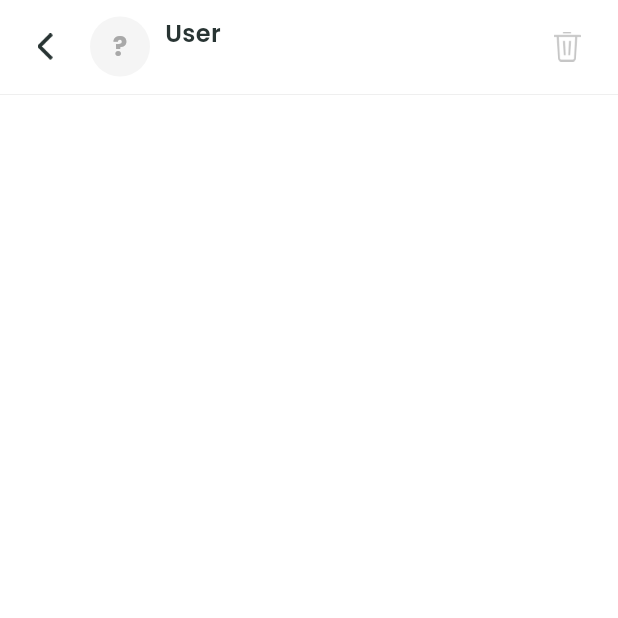
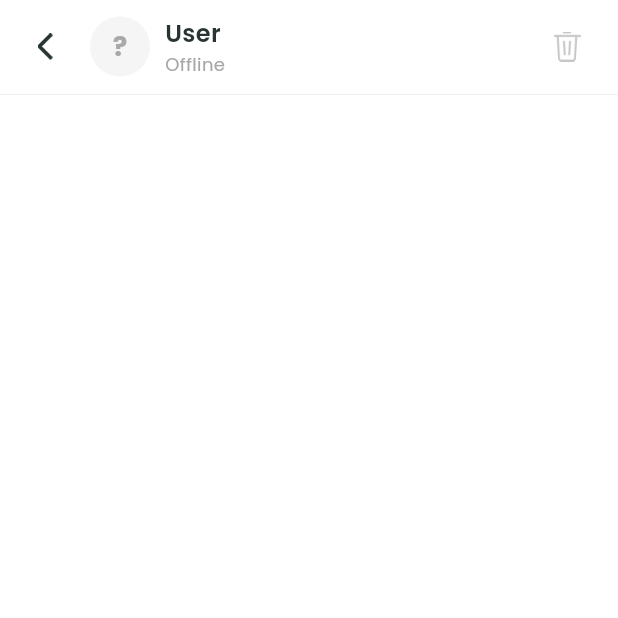
Before and after one commit to ravenclawcode/vida-digital-app, a Flutter app: the ChatMessageScreen screen opened by its route, on a phone screen of 412 x 824 dp, the top half of it. Run offline on Flutter 3.47's test engine with Material 3 defaults, Android fonts, the phone set to English and light mode, and no system bars; our stand-ins replace audio_service, fl_chart, flutter_local_notifications, flutter_timezone, google_fonts, image_picker and 6 more; accounts and stored records are empty.

Commit message:
update code

```diff
--- a/lib/providers/private_chat_provider.dart
+++ b/lib/providers/private_chat_provider.dart
@@ -125,12 +125,36 @@ class PrivateChatProvider with ChangeNotifier {
 
   void startPolling(String otherUserId) {
     _timer?.cancel();
-    _timer = Timer.periodic(const Duration(seconds: 3), (timer) {
-      loadMessages(otherUserId);
+    _timer = Timer.periodic(const Duration(seconds: 10), (timer) async {
+      await loadMessages(otherUserId);
+      await loadContacts();
+      notifyListeners();
     });
   }
 
   void stopPolling() {
     _timer?.cancel();
   }
+
+  Map<String, dynamic>? getContactStatus(String userId) {
+    try {
+      return contacts.firstWhere(
+        (c) => c['id'].toString() == userId.toString(),
+      );
+    } catch (_) {
+      return null;
+    }
+  }
+
+  void startGlobalContactsPolling() {
+    _timer?.cancel();
+    _timer = Timer.periodic(const Duration(seconds: 5), (timer) {
+      loadContacts();
+    });
+  }
+
+  void clearMessages() {
+  _messages = [];
+  notifyListeners();
 }
+}
--- a/lib/screens/chat/chat_message_screen.dart
+++ b/lib/screens/chat/chat_message_screen.dart
@@ -61,12 +61,16 @@ class _ChatMessageScreenState extends State<ChatMessageScreen>
         ModalRoute.of(context)?.settings.arguments as Map<String, dynamic>?;
 
     if (args != null && receiverId == null) {
+      Future.microtask(() {
+        _chatProvider.clearMessages();
+      });
+
       setState(() {
-        receiverId = args['id'];
+        receiverId = args['id']?.toString();
         receiverName = args['username'];
-        isOnline = args['is_online'] ?? false;
+        profilePhotoUrl = args['profile_photo_url'];
+        isOnline = args['is_online'] == true || args['is_online'] == 1;
         lastSeenDisplay = args['last_seen_display'];
-        profilePhotoUrl = args['profile_photo_url'];
       });
 
       if (receiverId != null) {
@@ -116,17 +120,26 @@ class _ChatMessageScreenState extends State<ChatMessageScreen>
             SizedBox(height: 25),
             if (!isDeleted)
               ListTile(
-                leading: Icon(Icons.copy),
-                title: Text('Salin Pesan'),
+                visualDensity: VisualDensity(vertical: -2),
+                leading: Image.asset(icCopyText, height: 22),
+                title: Text('Salin Pesan', style: AppTextStyles.optionChat),
+                focusColor: Colors.transparent,
+                hoverColor: Colors.transparent,
                 onTap: () {
                   Clipboard.setData(ClipboardData(text: msg.message));
                   Navigator.pop(context);
                 },
               ),
-
             ListTile(
-              leading: Icon(Icons.delete_outline),
-              title: Text('Hapus untuk saya'),
+              visualDensity: VisualDensity(vertical: -2),
+              leading: Image.asset(
+                icDelete,
+                height: 22,
+                color: AppColors.textPrimary,
+              ),
+              title: Text('Hapus untuk saya', style: AppTextStyles.optionChat),
+              focusColor: Colors.transparent,
+              hoverColor: Colors.transparent,
               onTap: () {
                 Navigator.pop(context);
                 _chatProvider.deleteSingleMessage(
@@ -136,14 +149,18 @@ class _ChatMessageScreenState extends State<ChatMessageScreen>
                 );
               },
             ),
-
             if (isMe && !isDeleted)
               ListTile(
-                leading: Icon(Icons.delete_forever, color: Colors.red),
+                visualDensity: VisualDensity(vertical: -2),
+                leading: Image.asset(icDelete, height: 22),
                 title: Text(
                   'Hapus untuk semua',
-                  style: TextStyle(color: Colors.red),
+                  style: AppTextStyles.optionChat.copyWith(
+                    color: Color(0xFFEA4335),
                   ),
+                ),
+                focusColor: Colors.transparent,
+                hoverColor: Colors.transparent,
                 onTap: () {
                   Navigator.pop(context);
                   _chatProvider.deleteSingleMessage(
@@ -267,41 +284,30 @@ class _ChatMessageScreenState extends State<ChatMessageScreen>
     required String icon,
     required VoidCallback onTap,
   }) {
-    final contactIndex = _chatProvider.contacts.indexWhere(
-      (c) => c['id'].toString() == receiverId,
-    );
+    return Consumer<PrivateChatProvider>(
+      builder: (context, provider, child) {
+        final contact = provider.getContactStatus(receiverId ?? '');
 
-    bool currentOnline;
-    String statusText;
+        bool currentOnline = contact != null
+            ? (contact['is_online'] == true || contact['is_online'] == 1)
+            : isOnline;
 
-    if (contactIndex != -1) {
-      final contact = _chatProvider.contacts[contactIndex];
-      currentOnline = contact['is_online'] == true || contact['is_online'] == 1;
-      statusText = currentOnline
+        String statusText = currentOnline
             ? 'Online'
-          : (contact['last_seen_display'] ?? '');
-    } else {
-      currentOnline = isOnline;
-      statusText = currentOnline ? 'Online' : (lastSeenDisplay ?? '');
-    }
+            : (contact?['last_seen_display'] ?? lastSeenDisplay ?? 'Offline');
+
+        bool canDelete = provider.messages.isNotEmpty;
 
         return Padding(
-      padding: EdgeInsets.symmetric(horizontal: 25),
+          padding: const EdgeInsets.symmetric(horizontal: 25),
           child: Row(
             children: [
-          InkWell(
-            focusColor: Colors.transparent,
-            hoverColor: Colors.transparent,
-            highlightColor: Colors.transparent,
-            overlayColor: WidgetStateProperty.all(Colors.transparent),
-            onTap: onTap,
-            child: Image.asset(icon, width: 10),
-          ),
-          SizedBox(width: 25),
+              InkWell(onTap: onTap, child: Image.asset(icon, width: 10)),
+              const SizedBox(width: 25),
               Container(
                 width: 40,
                 height: 40,
-            decoration: BoxDecoration(
+                decoration: const BoxDecoration(
                   color: Color(0xFFF5F5F5),
                   shape: BoxShape.circle,
                 ),
@@ -312,7 +318,7 @@ class _ChatMessageScreenState extends State<ChatMessageScreen>
                   ),
                 ),
               ),
-          SizedBox(width: 10),
+              const SizedBox(width: 10),
               Column(
                 crossAxisAlignment: CrossAxisAlignment.start,
                 children: [
@@ -322,26 +328,25 @@ class _ChatMessageScreenState extends State<ChatMessageScreen>
                     style: TextStyle(
                       fontSize: 12,
                       fontWeight: FontWeight.w400,
-                  color: currentOnline ? Color(0xFF66BB6A) : Color(0xFFA8A8A8),
+                      color: currentOnline
+                          ? const Color(0xFF66BB6A)
+                          : const Color(0xFFA8A8A8),
                     ),
                   ),
                 ],
               ),
-          Spacer(),
-          Consumer<PrivateChatProvider>(
-            builder: (context, provider, _) {
-              bool canDelete = provider.messages.isNotEmpty;
-              return InkWell(
+              const Spacer(),
+              InkWell(
                 onTap: canDelete ? _deleteChat : null,
                 child: Image.asset(
                   canDelete ? icDeleteActive : icDeleteNoactive,
                   height: 20,
                 ),
-              );
-            },
               ),
             ],
           ),
+        );
+      },
     );
   }
 
@@ -349,6 +354,10 @@ class _ChatMessageScreenState extends State<ChatMessageScreen>
     return Consumer<PrivateChatProvider>(
       builder: (context, privateChat, _) {
         final messages = privateChat.messages;
+
+        if (privateChat.isLoading && messages.isEmpty) {
+          return const Center(child: CircularProgressIndicator());
+        }
 
         return RefreshIndicator(
           onRefresh: () async {
@@ -359,9 +368,9 @@ class _ChatMessageScreenState extends State<ChatMessageScreen>
           },
           child: ListView.builder(
             controller: _scrollController,
-            physics: AlwaysScrollableScrollPhysics(),
+            physics: const AlwaysScrollableScrollPhysics(),
             cacheExtent: 1000,
-            padding: EdgeInsets.symmetric(horizontal: 25, vertical: 20),
+            padding: const EdgeInsets.symmetric(horizontal: 25, vertical: 20),
             itemCount: messages.length,
             itemBuilder: (context, index) {
               final msg = messages[index];
--- a/lib/utils/app_assets.dart
+++ b/lib/utils/app_assets.dart
@@ -87,6 +87,7 @@ const icKey = 'assets/icons/ic_key.png';
 const icTools = 'assets/icons/ic_tools.png';
 const icStethoscope = 'assets/icons/ic_stethoscope.png';
 const icCopy = 'assets/icons/ic_copy.png';
+const icCopyText = 'assets/icons/ic_copy_text.png';
 const icNotes = 'assets/icons/ic_notes.png';
 const icSearch = 'assets/icons/ic_search.png';
 const icImplemented = 'assets/icons/ic_implemented.png';
--- a/lib/utils/app_theme.dart
+++ b/lib/utils/app_theme.dart
@@ -549,7 +549,7 @@ class AppTextStyles {
   );
 
   static TextStyle get versionApp => GoogleFonts.poppins(
-    fontSize: 12,
+    fontSize: 11,
     fontWeight: FontWeight.w400,
     color: AppColors.textLight,
   );
@@ -634,6 +634,12 @@ class AppTextStyles {
     fontSize: 8,
     fontWeight: FontWeight.w600,
     color: AppColors.textWhite,
+  );
+
+  static TextStyle get optionChat => GoogleFonts.poppins(
+    fontSize: 16,
+    fontWeight: FontWeight.w500,
+    color: AppColors.textPrimary,
   );
 
   //Font Test PHQ-9
```
Also changed, not shown: lib/screens/chat/chat_screen.dart (+26 -2 lines), lib/screens/home/home_screen.dart (+18 -12 lines), lib/screens/home/patient_screen.dart (+41 -13 lines), assets/icons/ic_copy_text.png (added). Lines whose indentation alone changed are shown as unchanged.
